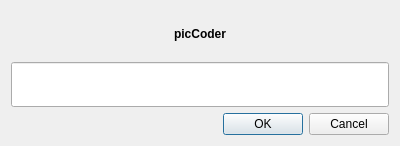
The window that password.ui (mikecv/picCoder) describes before a commit, drawn with Qt 5.
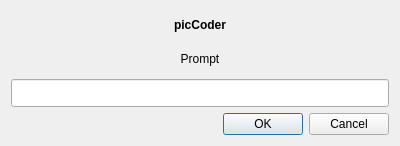
The same window after the commit.

Commit message: Working password for embedded files and conversations.

Patch:
```diff
--- a/password.ui
+++ b/password.ui
@@ -30,6 +30,19 @@
      </property>
     </widget>
    </item>
+   <item>
+    <widget class="QLabel" name="passwordPromptLbl">
+     <property name="layoutDirection">
+      <enum>Qt::LeftToRight</enum>
+     </property>
+     <property name="text">
+      <string>Prompt</string>
+     </property>
+     <property name="alignment">
+      <set>Qt::AlignCenter</set>
+     </property>
+    </widget>
+   </item>
    <item>
     <widget class="QLineEdit" name="passwordEntry">
      <property name="sizePolicy">
@@ -41,6 +54,9 @@
      <property name="inputMethodHints">
       <set>Qt::ImhMultiLine|Qt::ImhNoAutoUppercase|Qt::ImhNoPredictiveText|Qt::ImhSensitiveData</set>
      </property>
+     <property name="echoMode">
+      <enum>QLineEdit::PasswordEchoOnEdit</enum>
+     </property>
     </widget>
    </item>
    <item>
```
The commit also changes 2 other files.
